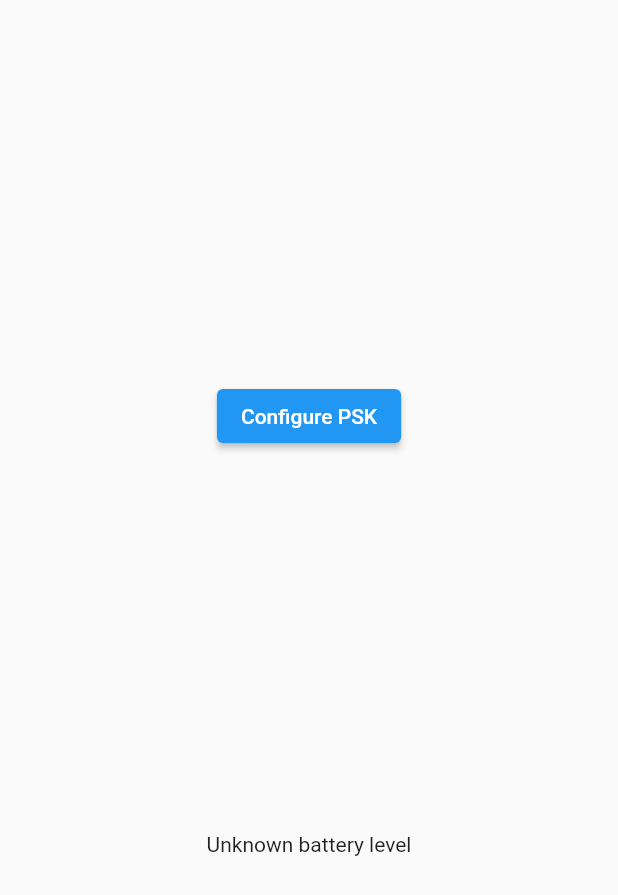
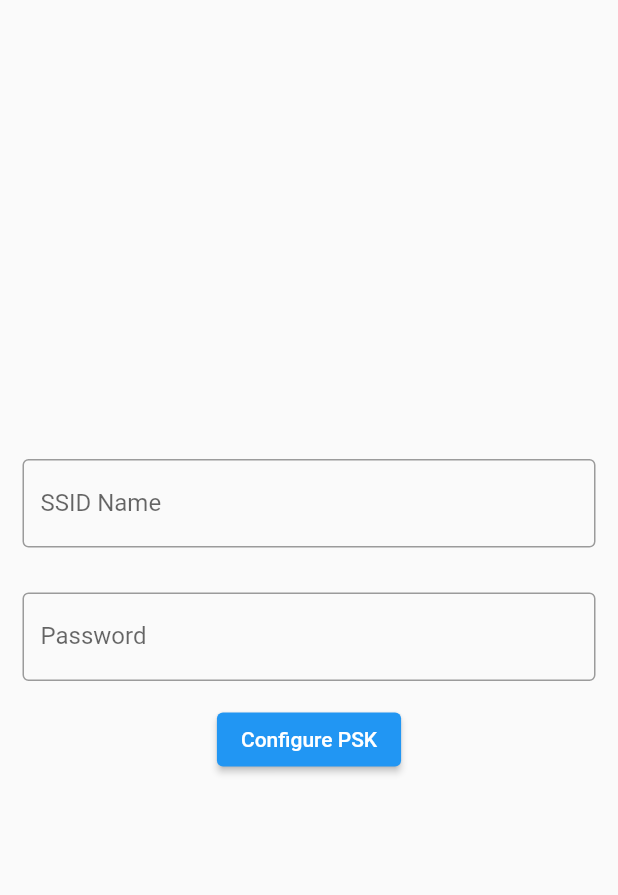
Before and after one commit to Gr8Warrior/SampleFlutter, a Flutter app: the screen it shows after launch, after a tap on "Configure PSK", on a phone screen of 412 x 824 dp. Shown: the top 895 px of the screen. Run offline on Flutter 3.47's test engine with Material 2 defaults, Android fonts, the phone set to English and light mode, and no system bars.

Commit message:
Android PSK done with updated UI

```diff
--- a/lib/main.dart
+++ b/lib/main.dart
@@ -52,11 +52,17 @@ class _MyHomePageState extends State<MyHomePage> {
   static const platform = MethodChannel('samples.flutter.dev/battery');
 
 //Get battery level
-  String _batteryLevel = 'Unknown battery level';
+  String _batteryLevel = '';
+  // String _batteryLevel = 'Unknown battery level';
+
+
+  TextEditingController nameController = TextEditingController();
+  TextEditingController passwordController = TextEditingController();
 
   Future<void> _getBatteryLevel() async {
     String batteryLevel;
     String text = "whatever";
+
 
     try {
       final int result =
@@ -73,8 +79,8 @@ class _MyHomePageState extends State<MyHomePage> {
 
   Future<void> _configurePSK() async {
     String batteryLevel;
-    String ssid = "TYPE_YOUR_SSID";
-    String psk = "TYPE_PSK";
+    String ssid = nameController.text;
+    String psk = passwordController.text;
 
     try {
       final int result = await platform
@@ -90,13 +96,34 @@ class _MyHomePageState extends State<MyHomePage> {
   }
 
   @override
-  @override
   Widget build(BuildContext context) {
     return Material(
       child: Center(
         child: Column(
-          mainAxisAlignment: MainAxisAlignment.spaceEvenly,
-          children: [
+          mainAxisAlignment: MainAxisAlignment.center,
+          children: [            Padding(
+            padding: EdgeInsets.all(15),
+            child: TextField(
+              controller: nameController,
+              decoration: const InputDecoration(
+                border: OutlineInputBorder(),
+                labelText: 'SSID Name',
+                hintText: 'Enter Your wifi name',
+              ),
+            ),
+          ),
+            Padding(
+              padding: EdgeInsets.all(15),
+              child: TextField(
+                controller: passwordController,
+                obscureText: true,
+                decoration: const InputDecoration(
+                  border: OutlineInputBorder(),
+                  labelText: 'Password',
+                  hintText: 'Enter Password',
+                ),
+              ),
+            ),
             ElevatedButton(
               onPressed: _configurePSK,
               child: const Text('Configure PSK'),
```
